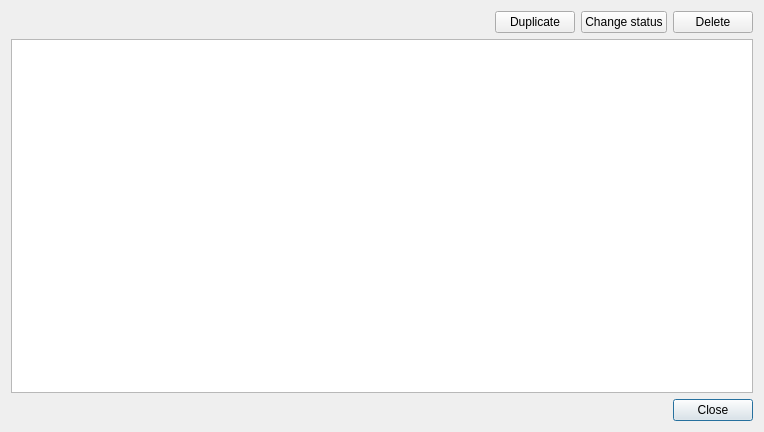
The window that core/ui/toolbars/assetmanage/priority_manager.ui (bgeo-gis/gw_assetmanage_plugin) describes before a commit, drawn with Qt 5.
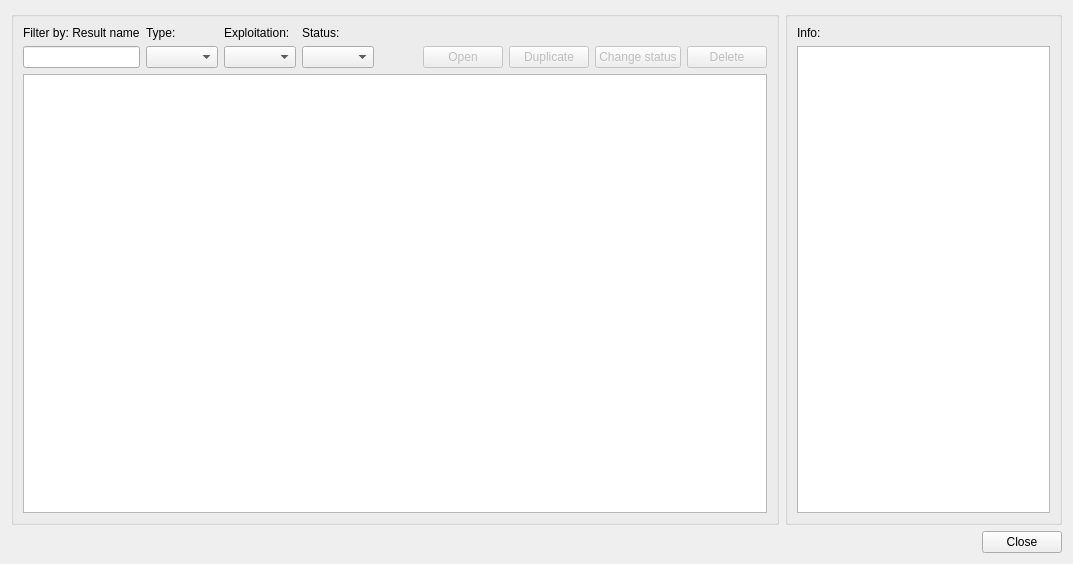
The same window after the commit.

Commit message: Enhancement: priority manager and priority form

```diff
--- a/core/ui/toolbars/assetmanage/priority_manager.ui
+++ b/core/ui/toolbars/assetmanage/priority_manager.ui
@@ -6,17 +6,141 @@
    <rect>
     <x>0</x>
     <y>0</y>
-    <width>764</width>
-    <height>432</height>
+    <width>1073</width>
+    <height>564</height>
    </rect>
   </property>
   <property name="windowTitle">
    <string>Results Manager</string>
   </property>
   <layout class="QGridLayout" name="gridLayout">
-   <item row="2" column="0" colspan="5">
-    <layout class="QGridLayout" name="gridLayout_3">
-     <item row="0" column="0">
+   <item row="0" column="1">
+    <widget class="QGroupBox" name="groupBox_2">
+     <property name="title">
+      <string/>
+     </property>
+     <layout class="QGridLayout" name="gridLayout_3">
+      <item row="0" column="0">
+       <widget class="QLabel" name="lbl_info">
+        <property name="text">
+         <string>Info:</string>
+        </property>
+       </widget>
+      </item>
+      <item row="1" column="0">
+       <widget class="QTextEdit" name="txt_info"/>
+      </item>
+     </layout>
+    </widget>
+   </item>
+   <item row="0" column="0">
+    <widget class="QGroupBox" name="groupBox">
+     <property name="title">
+      <string/>
+     </property>
+     <layout class="QGridLayout" name="gridLayout_2">
+      <item row="2" column="0" colspan="9">
+       <widget class="QTableView" name="tbl_results"/>
+      </item>
+      <item row="1" column="4">
+       <spacer name="horizontalSpacer">
+        <property name="orientation">
+         <enum>Qt::Horizontal</enum>
+        </property>
+        <property name="sizeHint" stdset="0">
+         <size>
+          <width>40</width>
+          <height>20</height>
+         </size>
+        </property>
+       </spacer>
+      </item>
+      <item row="0" column="1">
+       <widget class="QLabel" name="lbl_type">
+        <property name="text">
+         <string>Type:</string>
+        </property>
+       </widget>
+      </item>
+      <item row="0" column="2">
+       <widget class="QLabel" name="lbl_expl">
+        <property name="text">
+         <string>Exploitation:</string>
+        </property>
+       </widget>
+      </item>
+      <item row="0" column="3">
+       <widget class="QLabel" name="lbl_status">
+        <property name="text">
+         <string>Status:</string>
+        </property>
+       </widget>
+      </item>
+      <item row="1" column="1">
+       <widget class="QComboBox" name="cmb_type"/>
+      </item>
+      <item row="1" column="3">
+       <widget class="QComboBox" name="cmb_status"/>
+      </item>
+      <item row="1" column="0">
+       <widget class="QLineEdit" name="txt_filter"/>
+      </item>
+      <item row="1" column="7">
+       <widget class="QPushButton" name="btn_status">
+        <property name="enabled">
+         <bool>false</bool>
+        </property>
+        <property name="text">
+         <string>Change status</string>
+        </property>
+       </widget>
+      </item>
+      <item row="1" column="5">
+       <widget class="QPushButton" name="btn_open">
+        <property name="enabled">
+         <bool>false</bool>
+        </property>
+        <property name="text">
+         <string>Open</string>
+        </property>
+       </widget>
+      </item>
+      <item row="1" column="6">
+       <widget class="QPushButton" name="btn_duplicate">
+        <property name="enabled">
+         <bool>false</bool>
+        </property>
+        <property name="text">
+         <string>Duplicate</string>
+        </property>
+       </widget>
+      </item>
+      <item row="1" column="8">
+       <widget class="QPushButton" name="btn_delete">
+        <property name="enabled">
+         <bool>false</bool>
+        </property>
+        <property name="text">
+         <string>Delete</string>
+        </property>
+       </widget>
+      </item>
+      <item row="0" column="0">
+       <widget class="QLabel" name="lbl_filter">
+        <property name="text">
+         <string>Filter by: Result name</string>
+        </property>
+       </widget>
+      </item>
+      <item row="1" column="2">
+       <widget class="QComboBox" name="cmb_expl"/>
+      </item>
+     </layout>
+    </widget>
+   </item>
+   <item row="1" column="0" colspan="2">
+    <layout class="QHBoxLayout" name="horizontalLayout">
+     <item>
       <spacer name="horizontalSpacer_2">
        <property name="orientation">
         <enum>Qt::Horizontal</enum>
@@ -29,7 +153,7 @@
        </property>
       </spacer>
      </item>
-     <item row="0" column="1">
+     <item>
       <widget class="QPushButton" name="btn_close">
        <property name="text">
         <string>Close</string>
@@ -38,43 +162,6 @@
      </item>
     </layout>
    </item>
-   <item row="0" column="3">
-    <widget class="QPushButton" name="btn_status">
-     <property name="text">
-      <string>Change status</string>
-     </property>
-    </widget>
-   </item>
-   <item row="0" column="4">
-    <widget class="QPushButton" name="btn_delete">
-     <property name="text">
-      <string>Delete</string>
-     </property>
-    </widget>
-   </item>
-   <item row="0" column="1">
-    <spacer name="horizontalSpacer_3">
-     <property name="orientation">
-      <enum>Qt::Horizontal</enum>
-     </property>
-     <property name="sizeHint" stdset="0">
-      <size>
-       <width>40</width>
-       <height>20</height>
-      </size>
-     </property>
-    </spacer>
-   </item>
-   <item row="1" column="0" colspan="5">
-    <widget class="QTableView" name="tbl_results"/>
-   </item>
-   <item row="0" column="2">
-    <widget class="QPushButton" name="btn_duplicate">
-     <property name="text">
-      <string>Duplicate</string>
-     </property>
-    </widget>
-   </item>
   </layout>
  </widget>
  <resources/>
```
Left out of the diff: 6 changed lines with no effect on the pictures. The commit also changes 6 other files.
